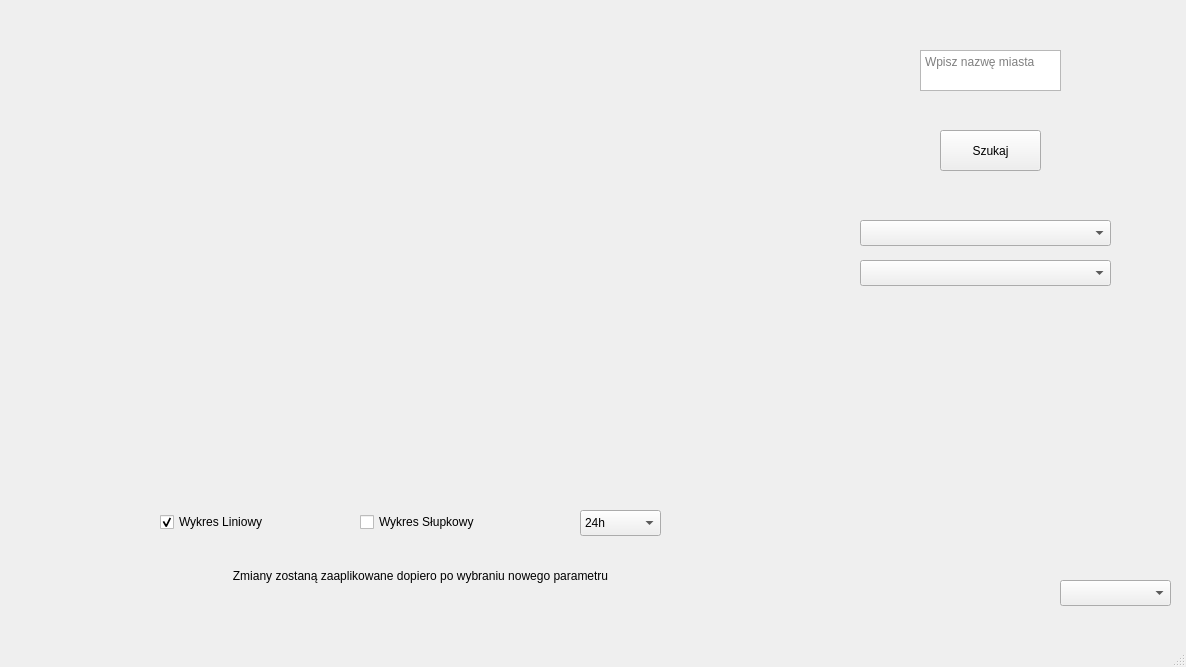
This is mainwindow.ui in makkacprzak/smog-control as Qt 5 draws it before an edit. The edited form follows.
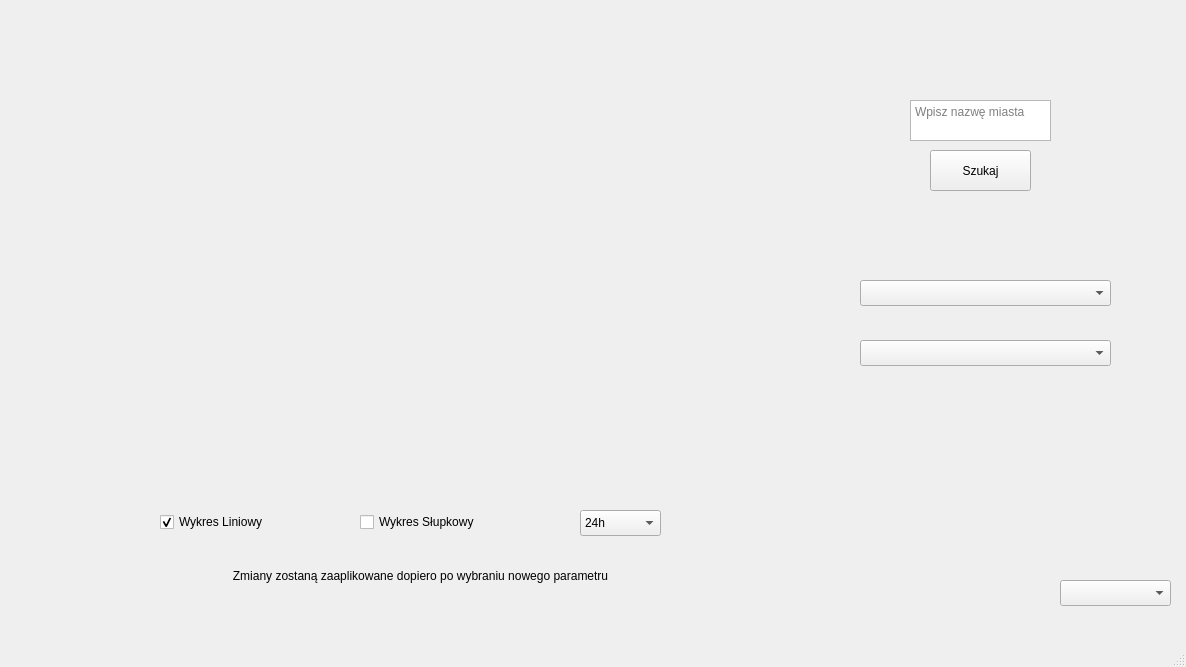
This is the edited form.

Commit message: Bugix: Will no longer crash due to trying to draw a graph of an imaginary place

Diff of the .ui file:
```diff
--- a/mainwindow.ui
+++ b/mainwindow.ui
@@ -17,8 +17,8 @@
    <widget class="QTextEdit" name="cityInput">
     <property name="geometry">
      <rect>
-      <x>920</x>
-      <y>50</y>
+      <x>910</x>
+      <y>100</y>
       <width>141</width>
       <height>41</height>
      </rect>
@@ -33,8 +33,8 @@
    <widget class="QPushButton" name="searchBtn">
     <property name="geometry">
      <rect>
-      <x>940</x>
-      <y>130</y>
+      <x>930</x>
+      <y>150</y>
       <width>101</width>
       <height>41</height>
      </rect>
@@ -47,7 +47,7 @@
     <property name="geometry">
      <rect>
       <x>860</x>
-      <y>220</y>
+      <y>280</y>
       <width>251</width>
       <height>26</height>
      </rect>
@@ -57,7 +57,7 @@
     <property name="geometry">
      <rect>
       <x>860</x>
-      <y>260</y>
+      <y>340</y>
       <width>251</width>
       <height>26</height>
      </rect>
```
Left out of the diff: 2 changed lines with no effect on the pictures. The commit also changes 1 other file.
